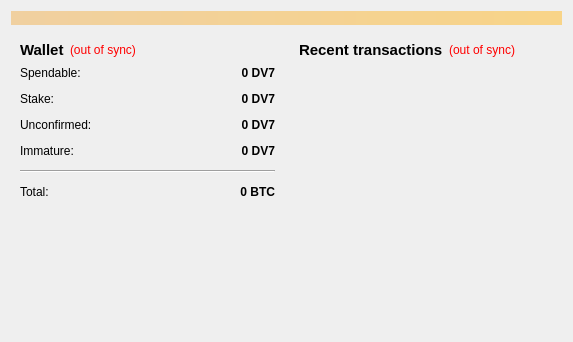
First picture: the form in src/qt/forms/overviewpage.ui, repository akshaynexus/ShardCoin, before the edit.
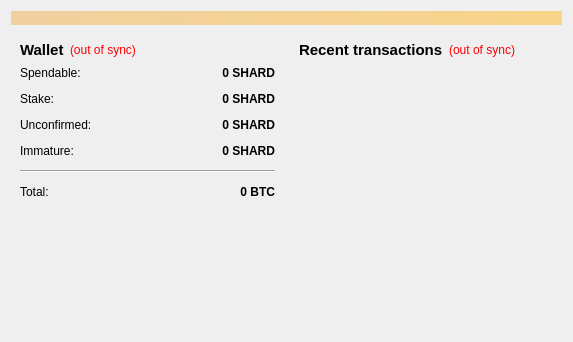
Second picture: the form after the edit. Icons and pictures are not drawn.

Commit message: Made changes to Shard

```diff
--- a/src/qt/forms/overviewpage.ui
+++ b/src/qt/forms/overviewpage.ui
@@ -118,7 +118,7 @@
                <string>Your current spendable balance</string>
               </property>
               <property name="text">
-               <string notr="true">0 DV7</string>
+               <string notr="true">0 SHARD</string>
               </property>
               <property name="alignment">
                <set>Qt::AlignRight|Qt::AlignTrailing|Qt::AlignVCenter</set>
@@ -150,7 +150,7 @@
                <string>Total of coins that was staked, and do not yet count toward the current balance</string>
               </property>
               <property name="text">
-               <string notr="true">0 DV7</string>
+               <string notr="true">0 SHARD</string>
               </property>
               <property name="alignment">
                <set>Qt::AlignRight|Qt::AlignTrailing|Qt::AlignVCenter</set>
@@ -182,7 +182,7 @@
                <string>Total of transactions that have yet to be confirmed, and do not yet count toward the current balance</string>
               </property>
               <property name="text">
-               <string notr="true">0 DV7</string>
+               <string notr="true">0 SHARD</string>
               </property>
               <property name="alignment">
                <set>Qt::AlignRight|Qt::AlignTrailing|Qt::AlignVCenter</set>
@@ -211,7 +211,7 @@
                <string>Mined balance that has not yet matured</string>
               </property>
               <property name="text">
-               <string notr="true">0 DV7</string>
+               <string notr="true">0 SHARD</string>
               </property>
               <property name="alignment">
                <set>Qt::AlignRight|Qt::AlignTrailing|Qt::AlignVCenter</set>
```
Left out of the diff: 4 changed lines with no effect on the pictures. The commit also changes 127 other files.
